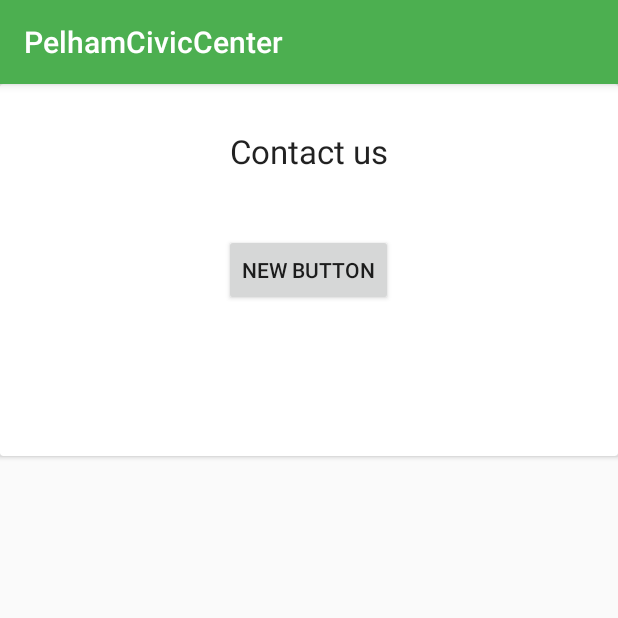
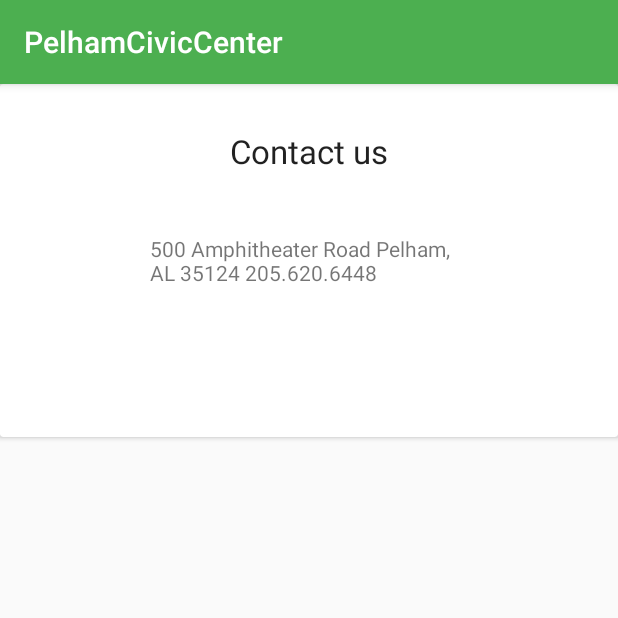
Before and after one commit to adilp/Pelham, an Android app: the fragment Contact shown on its own in the app's theme, on a phone screen of 412 x 824 dp, the top half of it. Run offline under Robolectric (Android 15) with nearby library versions, the phone set to English and light mode, and no system bars.

Commit message:
Final commit for class submission

```diff
--- a/app/build.gradle
+++ b/app/build.gradle
@@ -32,4 +32,6 @@ dependencies {
     compile 'com.android.support:cardview-v7:22.2.1'
     compile 'com.android.support:recyclerview-v7:22.2.1'
     compile 'com.google.android.gms:play-services-appindexing:8.1.0'
+
+
 }
--- a/app/src/main/java/com/adilpatel/pelhamciviccenter/Contact.java
+++ b/app/src/main/java/com/adilpatel/pelhamciviccenter/Contact.java
@@ -31,17 +31,17 @@ public class Contact extends Fragment {
         //connecting the fragment to our layout, new_frag
         View rootView = inflater.inflate(R.layout.fragment_contact, container, false);
         //then the btn and the textview
-        button2 = (Button) rootView.findViewById(R.id.button2);
+        //button2 = (Button) rootView.findViewById(R.id.button2);
         daveText = (TextView) rootView.findViewById(R.id.textView2);
 
-        button2.setOnClickListener(new View.OnClickListener() {
-            @Override
-            public void onClick(View view) {
-                if(daveText.getText().toString().contains("Hello Dave")){
-                    daveText.setText("I'm sorry Dave I can't do that.");
-                }else daveText.setText("Hello Dave");
-            }
-        });
+//        button2.setOnClickListener(new View.OnClickListener() {
+//            @Override
+//            public void onClick(View view) {
+//                if(daveText.getText().toString().contains("Hello Dave")){
+//                    daveText.setText("I'm sorry Dave I can't do that.");
+//                }else daveText.setText("Hello Dave");
+//            }
+//        });
         // return our View
         return rootView;
     }
--- a/app/src/main/res/layout/fragment_contact.xml
+++ b/app/src/main/res/layout/fragment_contact.xml
@@ -20,13 +20,16 @@
         android:layout_gravity="center_horizontal"
         android:layout_marginTop="30dp" />
 
-    <Button
+    <TextView
         android:layout_width="wrap_content"
         android:layout_height="wrap_content"
-        android:text="New Button"
+        android:text="500 Amphitheater Road
+Pelham, AL 35124
+205.620.6448"
         android:id="@+id/button2"
         android:layout_margin="100dp"
         android:layout_gravity="center_horizontal" />
 
+
     </android.support.v7.widget.CardView>
 </LinearLayout>
--- a/app/src/main/res/values/strings.xml
+++ b/app/src/main/res/values/strings.xml
@@ -6,8 +6,8 @@
 
     <!-- Strings related to login -->
     <string name="prompt_email">Email</string>
-    <string name="prompt_password">Password (optional)</string>
-    <string name="action_sign_in">Sign in or register</string>
+    <string name="prompt_password">Password</string>
+    <string name="action_sign_in">Sign in</string>
     <string name="action_sign_in_short">Sign in</string>
     <string name="error_invalid_email">This email address is invalid</string>
     <string name="error_invalid_password">This password is too short</string>
--- a/build.gradle
+++ b/build.gradle
@@ -15,6 +15,7 @@ buildscript {
 allprojects {
     repositories {
         jcenter()
+
     }
 }
 
```
Also changed, not shown: app/src/main/java/com/adilpatel/pelhamciviccenter/LoginActivity.java (+6 -6 lines), app/src/main/java/com/adilpatel/pelhamciviccenter/MainActivity.java (+8 -11 lines), app/src/main/java/com/adilpatel/pelhamciviccenter/MainFrag.java (+59 -5 lines), app/src/main/res/layout/activity_main.xml (+7 -7 lines).
